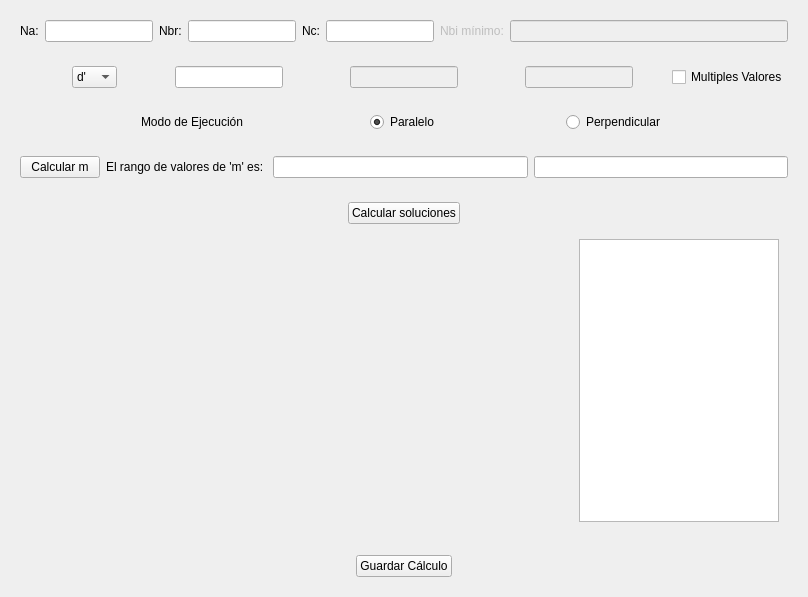
Before: the Qt Designer form src/designer/calculation_session_layout.ui in fer90/taller3-tpfinal, drawn with Qt 5.
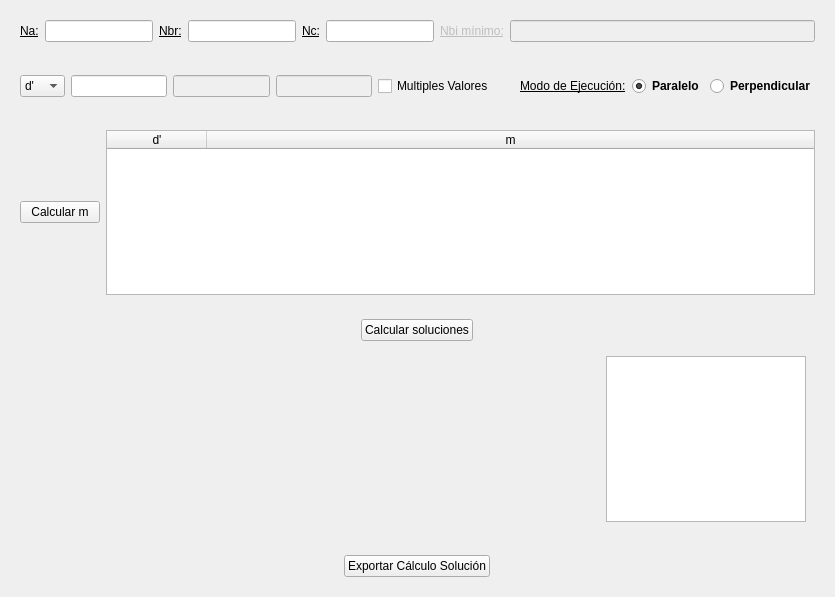
After: the same form once the commit is applied.

What changed in the file:
```diff
--- a/src/designer/calculation_session_layout.ui
+++ b/src/designer/calculation_session_layout.ui
@@ -6,7 +6,7 @@
    <rect>
     <x>0</x>
     <y>0</y>
-    <width>808</width>
+    <width>835</width>
     <height>597</height>
    </rect>
   </property>
@@ -19,6 +19,11 @@
      <layout class="QHBoxLayout" name="horizontalLayout">
       <item alignment="Qt::AlignRight">
        <widget class="QLabel" name="na_label">
+        <property name="font">
+         <font>
+          <underline>true</underline>
+         </font>
+        </property>
         <property name="text">
          <string>Na:</string>
         </property>
@@ -29,6 +34,11 @@
       </item>
       <item alignment="Qt::AlignRight">
        <widget class="QLabel" name="nbr_label">
+        <property name="font">
+         <font>
+          <underline>true</underline>
+         </font>
+        </property>
         <property name="text">
          <string>Nbr:</string>
         </property>
@@ -39,6 +49,11 @@
       </item>
       <item alignment="Qt::AlignRight">
        <widget class="QLabel" name="nc_label">
+        <property name="font">
+         <font>
+          <underline>true</underline>
+         </font>
+        </property>
         <property name="text">
          <string>Nc:</string>
         </property>
@@ -52,6 +67,11 @@
         <property name="enabled">
          <bool>false</bool>
         </property>
+        <property name="font">
+         <font>
+          <underline>true</underline>
+         </font>
+        </property>
         <property name="text">
          <string>Nbi mínimo:</string>
         </property>
@@ -103,17 +123,33 @@
       </item>
       <item alignment="Qt::AlignRight">
        <widget class="QCheckBox" name="multiple_values_check_box">
+        <property name="sizePolicy">
+         <sizepolicy hsizetype="Expanding" vsizetype="Fixed">
+          <horstretch>0</horstretch>
+          <verstretch>0</verstretch>
+         </sizepolicy>
+        </property>
         <property name="text">
          <string>Multiples Valores</string>
         </property>
        </widget>
       </item>
-     </layout>
-    </widget>
-   </item>
-   <item>
-    <widget class="QWidget" name="calculation_mode_container" native="true">
-     <layout class="QHBoxLayout" name="horizontalLayout_3">
+      <item>
+       <spacer name="verticalSpacer">
+        <property name="orientation">
+         <enum>Qt::Vertical</enum>
+        </property>
+        <property name="sizeType">
+         <enum>QSizePolicy::Minimum</enum>
+        </property>
+        <property name="sizeHint" stdset="0">
+         <size>
+          <width>20</width>
+          <height>40</height>
+         </size>
+        </property>
+       </spacer>
+      </item>
       <item>
        <widget class="QLabel" name="calculation_mode_label">
         <property name="sizePolicy">
@@ -122,8 +158,13 @@
           <verstretch>0</verstretch>
          </sizepolicy>
         </property>
+        <property name="font">
+         <font>
+          <underline>true</underline>
+         </font>
+        </property>
         <property name="text">
-         <string>Modo de Ejecución</string>
+         <string>Modo de Ejecución:</string>
         </property>
        </widget>
       </item>
@@ -135,6 +176,12 @@
           <verstretch>0</verstretch>
          </sizepolicy>
         </property>
+        <property name="font">
+         <font>
+          <weight>75</weight>
+          <bold>true</bold>
+         </font>
+        </property>
         <property name="text">
          <string>Paralelo</string>
         </property>
@@ -151,6 +198,12 @@
           <verstretch>0</verstretch>
          </sizepolicy>
         </property>
+        <property name="font">
+         <font>
+          <weight>75</weight>
+          <bold>true</bold>
+         </font>
+        </property>
         <property name="text">
          <string>Perpendicular</string>
         </property>
@@ -170,18 +223,25 @@
        </widget>
       </item>
       <item>
-       <widget class="QLabel" name="m_result_label">
-        <property name="text">
-         <string>El rango de valores de 'm' es: </string>
+       <widget class="QTableWidget" name="m_value_table">
+        <property name="wordWrap">
+         <bool>true</bool>
         </property>
+        <attribute name="horizontalHeaderStretchLastSection">
+         <bool>true</bool>
+        </attribute>
+        <column>
+         <property name="text">
+          <string>d'</string>
+         </property>
+        </column>
+        <column>
+         <property name="text">
+          <string>m</string>
+         </property>
+        </column>
        </widget>
       </item>
-      <item>
-       <widget class="QLineEdit" name="m_from_value_edit_line"/>
-      </item>
-      <item>
-       <widget class="QLineEdit" name="m_to_value_edit_line"/>
-      </item>
      </layout>
     </widget>
    </item>
@@ -237,7 +297,7 @@
       <item alignment="Qt::AlignHCenter">
        <widget class="QPushButton" name="save_calculation_session_button">
         <property name="text">
-         <string>Guardar Cálculo</string>
+         <string>Exportar Cálculo Solución</string>
         </property>
        </widget>
       </item>
```
Left out of the diff: 4 changed lines with no effect on the pictures.
